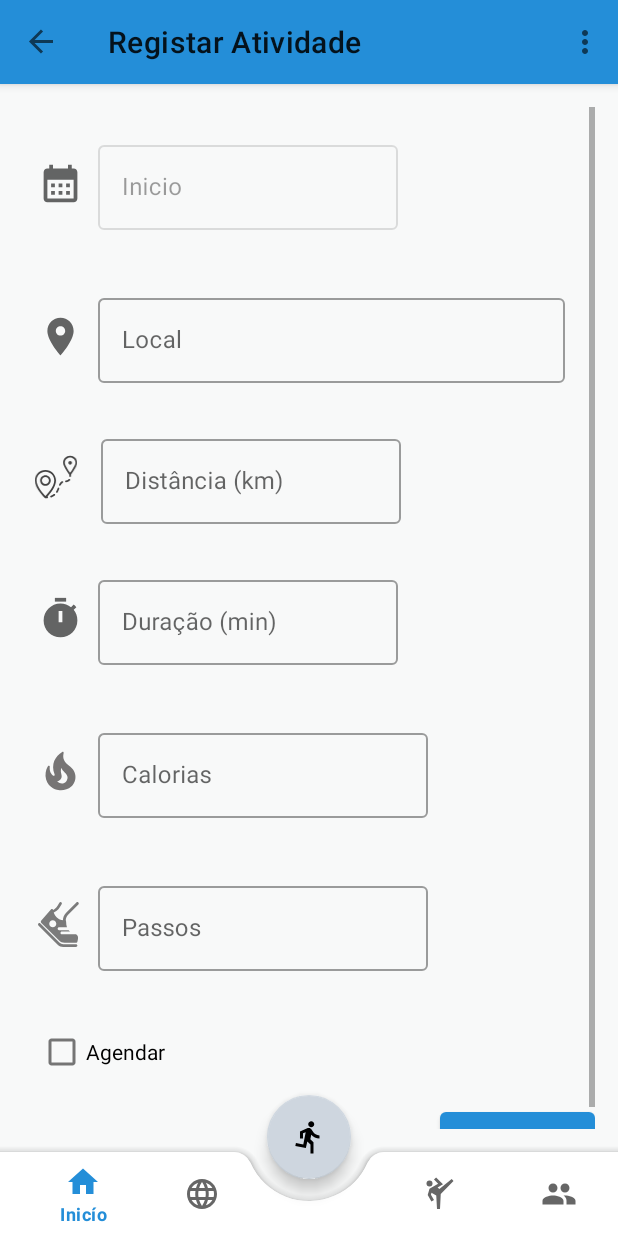
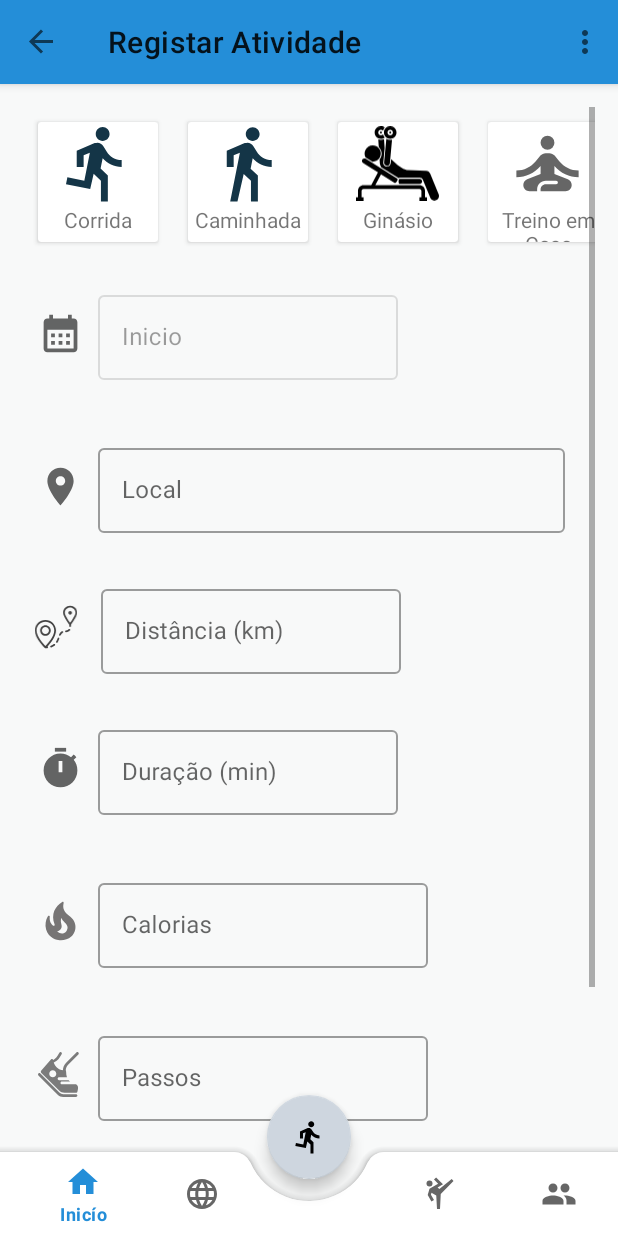
Before and after one commit to joaobraganca555/ExerciseYourSelf, an Android app: the AddManualExercise screen opened through its navigation route, on a phone screen of 412 x 824 dp. Run offline under Robolectric (Android 15) with nearby library versions, the phone set to English and light mode, and no system bars; our stand-ins replace Firebase (no records; nobody signed in at launch, a user with empty details on screens opened directly), Room's generated code, navigation-ui; libraries missing offline, so code that uses them is left out: com.mikhaellopez.circularprogressbar; 2 statements that could not run were skipped.

Commit message:
updated list sports

```diff
--- a/app/src/main/java/pt/ipp/estg/cmu_exerciseyourself/ui/exercise/AddManualExercise.kt
+++ b/app/src/main/java/pt/ipp/estg/cmu_exerciseyourself/ui/exercise/AddManualExercise.kt
@@ -11,6 +11,9 @@ import android.view.View
 import android.view.ViewGroup
 import android.widget.*
 import androidx.annotation.RequiresApi
+import androidx.recyclerview.widget.DividerItemDecoration
+import androidx.recyclerview.widget.LinearLayoutManager
+import androidx.recyclerview.widget.RecyclerView
 import com.google.android.material.textfield.TextInputEditText
 import pt.ipp.estg.cmu_exerciseyourself.R
 import pt.ipp.estg.cmu_exerciseyourself.interfaces.IServiceController
@@ -22,6 +25,7 @@ import pt.ipp.estg.cmu_exerciseyourself.model.room.entities.Coordinates
 import pt.ipp.estg.cmu_exerciseyourself.model.room.entities.WorkoutWithCoord
 import pt.ipp.estg.cmu_exerciseyourself.model.room.entities.Workouts
 import pt.ipp.estg.cmu_exerciseyourself.utils.Sport
+import pt.ipp.estg.cmu_exerciseyourself.utils.SportsAdapter
 import pt.ipp.estg.cmu_exerciseyourself.utils.Status
 import retrofit2.Call
 import retrofit2.Response
@@ -43,6 +47,9 @@ class AddManualExercise : Fragment() {
     lateinit var forecastView:View
     var forecastForDate:List<ListDays> = ArrayList<ListDays>()
     lateinit var repository: FitnessRepository
+    lateinit var recViewChoices:RecyclerView
+    var listSports = ArrayList<String>(ArrayList(
+        Arrays.asList("RUNNING_OUTDOOR", "WALKING", "GYM", "HOME_TRAINING", "OTHER")))
     lateinit var txtBeginDate: TextInputEditText
     lateinit var txtDistance: TextInputEditText
     lateinit var txtCal: TextInputEditText
@@ -77,12 +84,19 @@ class AddManualExercise : Fragment() {
         imgWeather = view.findViewById(R.id.imgWeather)
         forecastView = view.findViewById(R.id.viewForecast)
         txtPlaces = view.findViewById(R.id.txtPlace)
+        recViewChoices = view.findViewById(R.id.recViewSportChoices)
+        val sportsAdapter = SportsAdapter(listSports)
+        recViewChoices.apply {
+            adapter = sportsAdapter
+            layoutManager = LinearLayoutManager(requireContext(), LinearLayoutManager.HORIZONTAL, false);
+        }
         txtBeginDate = view.findViewById(R.id.dateText)
         txtDistance = view.findViewById(R.id.txtDistance)
         txtCal = view.findViewById(R.id.txtCal)
         txtDuration = view.findViewById(R.id.txtDuration)
         txtFootSteps = view.findViewById(R.id.txtNumFootsteps)
         checkBoxSchedule = view.findViewById(R.id.checkbox_schedule)
+
 
         checkBoxSchedule.setOnClickListener {
             if (this.activityAction.equals("Agendar_Treino")) {
@@ -91,9 +105,6 @@ class AddManualExercise : Fragment() {
                 updateUI(false)
             } else {
                 this.activityAction = "Agendar_Treino"
-                Log.d("asd", "date===$beginDateActivity")
-                Log.d("asd", "diff=" + ChronoUnit.DAYS.between(LocalDateTime.now(),beginDateActivity).toString())
-
                 if(!txtBeginDate.text.isNullOrEmpty() && !txtPlaces.text.isNullOrEmpty()
                     && beginDateActivity!!.isAfter(LocalDateTime.now()) &&
                     ChronoUnit.DAYS.between(LocalDateTime.now(),beginDateActivity) <= 5){
--- /dev/null
+++ b/app/src/main/java/pt/ipp/estg/cmu_exerciseyourself/utils/SportsAdapter.kt
@@ -0,0 +1,59 @@
+package pt.ipp.estg.cmu_exerciseyourself.utils
+
+import android.os.Build
+import android.view.LayoutInflater
+import android.view.View
+import android.view.ViewGroup
+import android.widget.ImageView
+import android.widget.TextView
+import androidx.annotation.RequiresApi
+import androidx.recyclerview.widget.RecyclerView
+import pt.ipp.estg.cmu_exerciseyourself.R
+
+class SportsAdapter(var listSports:List<String>): RecyclerView.Adapter<SportsAdapter.MyViewholder>() {
+
+    override fun onCreateViewHolder(parent: ViewGroup, viewType: Int): MyViewholder {
+        var view = LayoutInflater.from(parent.context).inflate(
+            R.layout.recycler_view_sports_item,
+            parent,false)
+        return MyViewholder(view)
+    }
+
+    @RequiresApi(Build.VERSION_CODES.O)
+    override fun onBindViewHolder(holder: MyViewholder, position: Int) {
+        when(listSports[position]){
+            Sport.RUNNING_OUTDOOR.toString() ->{
+                holder.imgSport.setImageResource(R.drawable.ic_baseline_running)
+                holder.txtSport.text = "Corrida"
+            }
+            Sport.WALKING.toString() ->{
+                holder.imgSport.setImageResource(R.drawable.ic_baseline_walking)
+                holder.txtSport.text = "Caminhada"
+            }
+            Sport.GYM.toString() ->{
+                holder.imgSport.setImageResource(R.drawable.ic_supino)
+                holder.txtSport.text = "Ginásio"
+            }
+            Sport.HOME_TRAINING.toString() ->{
+                holder.imgSport.setImageResource(R.drawable.ic_baseline_self_improvement_24)
+                holder.txtSport.text = "Treino em Casa"
+            }
+            Sport.OTHER.toString() ->{
+                holder.imgSport.setImageResource(R.drawable.ic_baseline_sports_martial_arts)
+                holder.txtSport.text = "Outro Treino"
+            }
+        }
+    }
+
+    override fun getItemCount(): Int = listSports.size
+
+    inner class MyViewholder(itemView: View) : RecyclerView.ViewHolder(itemView){
+        var txtSport: TextView
+        var imgSport: ImageView
+
+        init{
+            txtSport = itemView.findViewById(R.id.txtSportChoice)
+            imgSport = itemView.findViewById(R.id.imgSportChoice)
+        }
+    }
+}
--- a/app/src/main/res/layout/fragment_add_manual_exercise.xml
+++ b/app/src/main/res/layout/fragment_add_manual_exercise.xml
@@ -8,8 +8,12 @@
     <LinearLayout
         android:layout_width="match_parent"
         android:layout_height="wrap_content"
-        android:orientation="vertical">
-
+        android:orientation="vertical"
+        android:layout_marginBottom="10dp">
+        <androidx.recyclerview.widget.RecyclerView
+            android:id="@+id/recViewSportChoices"
+            android:layout_width="match_parent"
+            android:layout_height="wrap_content"/>
         <LinearLayout
             android:layout_width="match_parent"
             android:layout_height="wrap_content"
--- /dev/null
+++ b/app/src/main/res/layout/recycler_view_sports_item.xml
@@ -0,0 +1,23 @@
+<?xml version="1.0" encoding="utf-8"?>
+<androidx.cardview.widget.CardView xmlns:android="http://schemas.android.com/apk/res/android"
+    android:layout_width="wrap_content"
+    android:layout_height="wrap_content"
+    android:padding="10dp"
+    android:layout_margin="10dp">
+    <LinearLayout
+        android:layout_width="80dp"
+        android:layout_height="80dp"
+        android:orientation="vertical">
+        <ImageView
+            android:id="@+id/imgSportChoice"
+            android:layout_gravity="center"
+            android:layout_width="55dp"
+            android:layout_height="55dp"/>
+        <TextView
+            android:id="@+id/txtSportChoice"
+            android:layout_width="match_parent"
+            android:layout_height="wrap_content"
+            android:gravity="center"
+            android:text="sport"/>
+    </LinearLayout>
+</androidx.cardview.widget.CardView>
```
